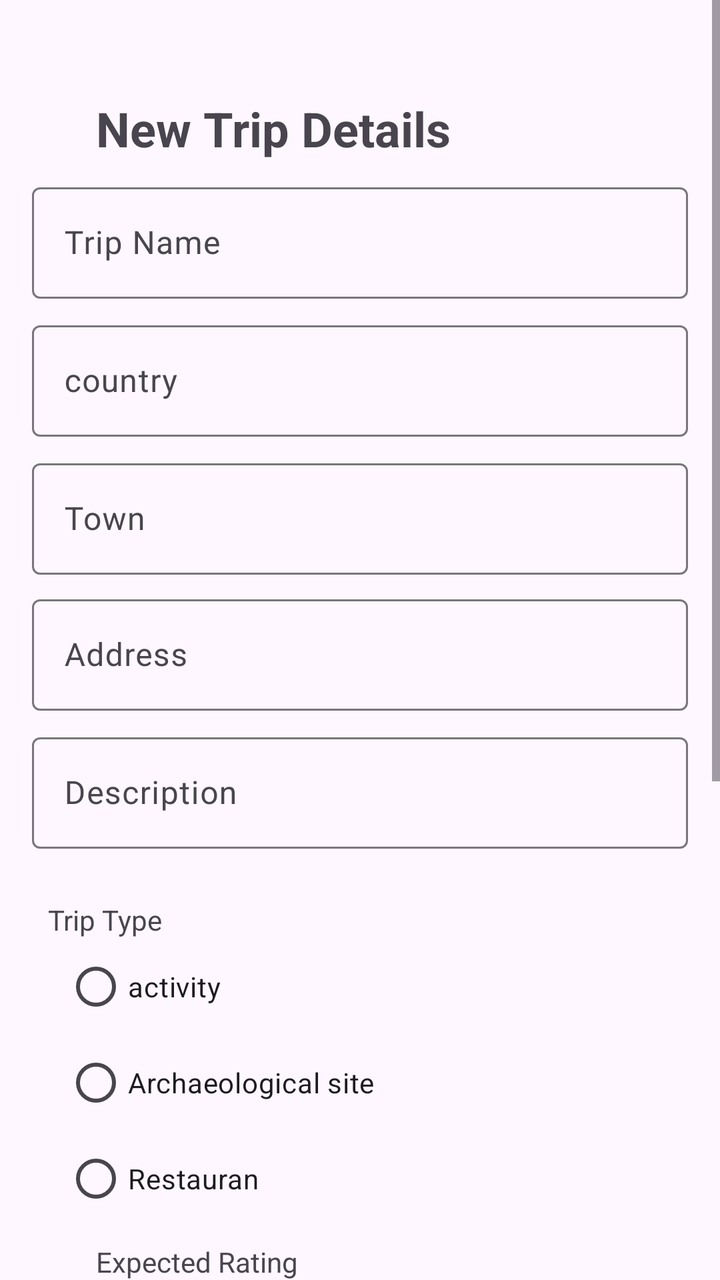
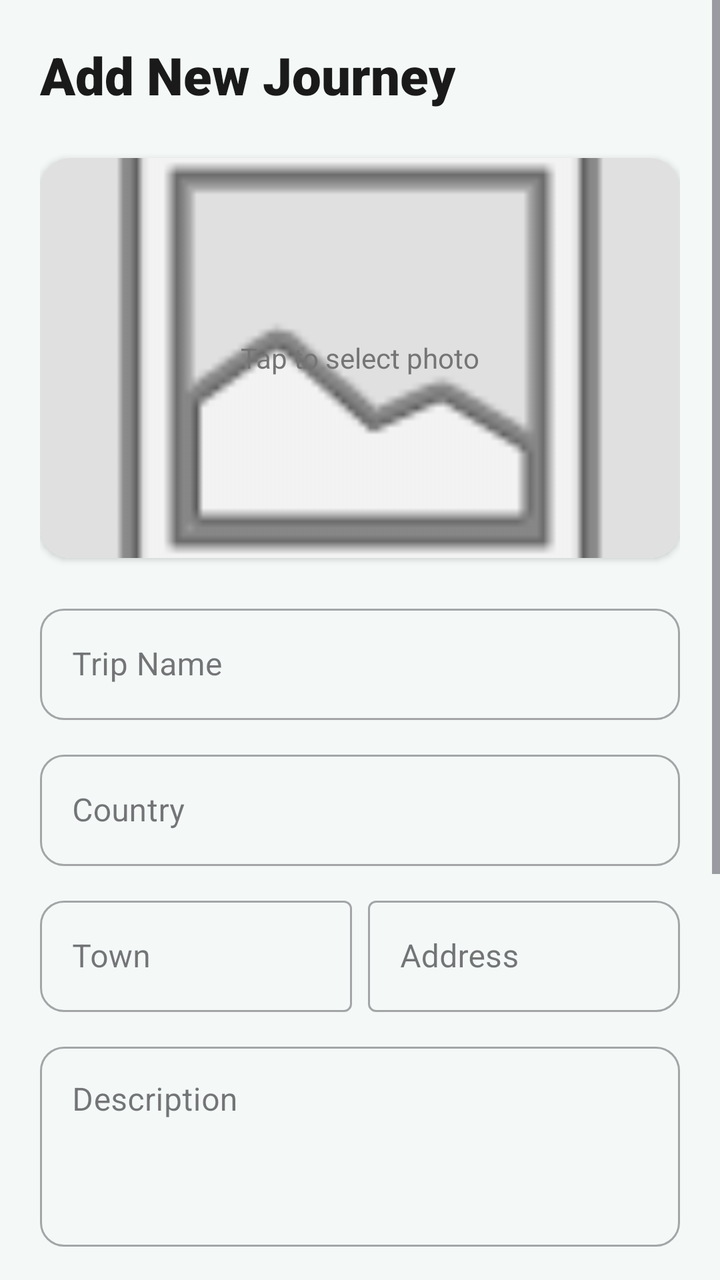

Two renders of the same Android screen: before a commit and after it. Below are the layout's source before the change and the commit's diff.
<!-- AndroidManifest.xml: application theme Theme.Larafinal -->
<!-- res/layout/activity_add.xml -->
<?xml version="1.0" encoding="utf-8"?>
<ScrollView xmlns:android="http://schemas.android.com/apk/res/android"
    xmlns:app="http://schemas.android.com/apk/res-auto"
    xmlns:tools="http://schemas.android.com/tools"
    android:layout_width="match_parent"
    android:layout_height="match_parent"
    android:fillViewport="true">

    <LinearLayout
        android:id="@+id/main"
        android:layout_width="match_parent"
        android:layout_height="wrap_content"
        android:orientation="vertical"
        android:padding="16dp">

        
        <TextView
            android:id="@+id/tvHeader"
            android:layout_width="wrap_content"
            android:layout_height="wrap_content"
            android:layout_marginStart="32dp"
            android:layout_marginTop="32dp"
            android:text="New Trip Details"
            android:textSize="24sp"
            android:textStyle="bold" />

        <com.google.android.material.textfield.TextInputLayout
            android:layout_width="match_parent"
            android:layout_height="wrap_content"
            android:layout_marginTop="8dp">

            <com.google.android.material.textfield.TextInputEditText
                android:id="@+id/etTripName"
                android:layout_width="match_parent"
                android:layout_height="wrap_content"
                android:hint="Trip Name"
                android:inputType="textCapWords" />
        </com.google.android.material.textfield.TextInputLayout>

        
        <com.google.android.material.textfield.TextInputLayout
            android:layout_width="match_parent"
            android:layout_height="wrap_content"
            android:layout_marginTop="8dp"
            android:hint="country">

            <com.google.android.material.textfield.TextInputEditText
                android:id="@+id/etcountry"
                android:layout_width="match_parent"
                android:layout_height="wrap_content"
                android:inputType="textPostalAddress" />
        </com.google.android.material.textfield.TextInputLayout>

        
        <com.google.android.material.textfield.TextInputLayout
            android:layout_width="match_parent"
            android:layout_height="wrap_content"
            android:layout_marginTop="8dp"
            android:hint="Town">

            <com.google.android.material.textfield.TextInputEditText
                android:id="@+id/etTown"
                android:layout_width="match_parent"
                android:layout_height="wrap_content"
                android:inputType="textCapWords" />
        </com.google.android.material.textfield.TextInputLayout>

        
        <com.google.android.material.textfield.TextInputLayout
            android:layout_width="match_parent"
            android:layout_height="wrap_content"
            android:layout_marginTop="7dp"
            android:hint="Address">

            <com.google.android.material.textfield.TextInputEditText
                android:id="@+id/etAddress"
                android:layout_width="match_parent"
                android:layout_height="wrap_content"
                android:inputType="textPostalAddress" />
        </com.google.android.material.textfield.TextInputLayout>

        
        <com.google.android.material.textfield.TextInputLayout
            android:layout_width="match_parent"
            android:layout_height="wrap_content"
            android:layout_marginTop="8dp"
            android:hint="Description">

            <com.google.android.material.textfield.TextInputEditText
                android:id="@+id/etDescription"
                android:layout_width="match_parent"
                android:layout_height="wrap_content"
                android:inputType="textMultiLine"
                android:maxLines="4" />
        </com.google.android.material.textfield.TextInputLayout>
        

        

        

        <com.google.android.material.textfield.TextInputLayout
            android:id="@+id/tilPrice"
            android:layout_width="match_parent"
            android:layout_height="wrap_content"
            android:layout_marginBottom="26dp"
            android:hint="Price ($)" />

        <TextView
            android:id="@+id/tvTripType"
            android:layout_width="wrap_content"
            android:layout_height="wrap_content"
            android:layout_marginStart="8dp"
            android:text="Trip Type" />

        
        <RadioGroup
            android:id="@+id/rgTripType"
            android:layout_width="match_parent"
            android:layout_height="wrap_content"
            android:orientation="vertical">

            <RadioButton
                android:id="@+id/rbBusiness"
                android:layout_width="wrap_content"
                android:layout_height="match_parent"
                android:layout_marginStart="16dp"

                android:text="activity" />

            <RadioButton
                android:id="@+id/rbLeisure"
                android:layout_width="wrap_content"
                android:layout_height="match_parent"
                android:layout_marginStart="16dp"
                android:text="Archaeological site" />

            <RadioButton
                android:id="@+id/rbFamily"
                android:layout_width="156dp"
                android:layout_height="match_parent"
                android:layout_marginStart="16dp"
                android:text="Restauran" />
        </RadioGroup>

        <TextView
            android:id="@+id/tvRating"
            android:layout_width="wrap_content"
            android:layout_height="wrap_content"
            android:layout_marginStart="32dp"
            android:layout_marginTop="8dp"
            android:text="Expected Rating"
            />

        
        <com.google.android.material.slider.Slider
            android:id="@+id/sliderRating"
            android:layout_width="match_parent"
            android:layout_height="wrap_content"
            android:layout_marginTop="21dp"
            android:stepSize="1.0"
            android:textColor="@color/pale_blue"
            android:value="3.0"
            android:valueFrom="0.0"
            android:valueTo="5.0" />

        <ImageView
            android:id="@+id/ivTripImage"
            android:layout_width="match_parent"
            android:layout_height="200dp"
            android:layout_marginStart="16dp"
            android:layout_marginEnd="16dp"
            android:layout_marginTop="16dp"
            android:scaleType="centerCrop"
            android:src="@drawable/ic_launcher_foreground" />


        <TextView
            android:id="@+id/tvReviews"
            android:layout_width="wrap_content"
            android:layout_height="wrap_content"
            android:layout_marginStart="32dp"
            android:layout_marginTop="8dp"
            android:text="Reviews" />

        <androidx.recyclerview.widget.RecyclerView
            android:id="@+id/rvReviews"
            android:layout_width="match_parent"
            android:layout_height="wrap_content"
            android:layout_marginStart="16dp"
            android:layout_marginEnd="16dp"
            android:layout_marginTop="16dp"
            android:clipToPadding="false"
            android:padding="8dp" />
        <Button
            android:id="@+id/btnSaveTrip"
            android:layout_width="match_parent"
            android:layout_height="wrap_content"
            android:layout_marginStart="16dp"
            android:layout_marginEnd="16dp"
            android:text="Save Trip" />

    </LinearLayout>
</ScrollView>
<!-- resources referenced by this layout -->
<resources>
  <color name="pale_blue">#03A9F4</color>
  <!-- drawable ic_launcher_foreground (drawable) -->
  <vector xmlns:android="http://schemas.android.com/apk/res/android"
      xmlns:aapt="http://schemas.android.com/aapt"
      android:width="108dp"
      android:height="108dp"
      android:viewportWidth="108"
      android:viewportHeight="108">
      <path android:pathData="M31,63.928c0,0 6.4,-11 12.1,-13.1c7.2,-2.6 26,-1.4 26,-1.4l38.1,38.1L107,108.928l-32,-1L31,63.928z">
          <aapt:attr name="android:fillColor">
              <gradient
                  android:endX="85.84757"
                  android:endY="92.4963"
                  android:startX="42.9492"
                  android:startY="49.59793"
                  android:type="linear">
                  <item
                      android:color="#44000000"
                      android:offset="0.0" />
                  <item
                      android:color="#00000000"
                      android:offset="1.0" />
              </gradient>
          </aapt:attr>
      </path>
      <path
          android:fillColor="#FFFFFF"
          android:fillType="nonZero"
          android:pathData="M65.3,45.828l3.8,-6.6c0.2,-0.4 0.1,-0.9 -0.3,-1.1c-0.4,-0.2 -0.9,-0.1 -1.1,0.3l-3.9,6.7c-6.3,-2.8 -13.4,-2.8 -19.7,0l-3.9,-6.7c-0.2,-0.4 -0.7,-0.5 -1.1,-0.3C38.8,38.328 38.7,38.828 38.9,39.228l3.8,6.6C36.2,49.428 31.7,56.028 31,63.928h46C76.3,56.028 71.8,49.428 65.3,45.828zM43.4,57.328c-0.8,0 -1.5,-0.5 -1.8,-1.2c-0.3,-0.7 -0.1,-1.5 0.4,-2.1c0.5,-0.5 1.4,-0.7 2.1,-0.4c0.7,0.3 1.2,1 1.2,1.8C45.3,56.528 44.5,57.328 43.4,57.328L43.4,57.328zM64.6,57.328c-0.8,0 -1.5,-0.5 -1.8,-1.2s-0.1,-1.5 0.4,-2.1c0.5,-0.5 1.4,-0.7 2.1,-0.4c0.7,0.3 1.2,1 1.2,1.8C66.5,56.528 65.6,57.328 64.6,57.328L64.6,57.328z"
          android:strokeWidth="1"
          android:strokeColor="#00000000" />
  </vector>
  <style name="Theme.Larafinal" parent="Base.Theme.Larafinal" />
  <style name="Base.Theme.Larafinal" parent="Theme.Material3.DayNight.NoActionBar">
          
          
      </style>
</resources>

<!-- the commit's change to res/layout/activity_add.xml (unified diff, before → after) -->
@@ -1,204 +1,225 @@
 <?xml version="1.0" encoding="utf-8"?>
-<ScrollView xmlns:android="http://schemas.android.com/apk/res/android"
+<androidx.coordinatorlayout.widget.CoordinatorLayout
+    xmlns:android="http://schemas.android.com/apk/res/android"
     xmlns:app="http://schemas.android.com/apk/res-auto"
     xmlns:tools="http://schemas.android.com/tools"
     android:layout_width="match_parent"
     android:layout_height="match_parent"
-    android:fillViewport="true">
-
-    <LinearLayout
-        android:id="@+id/main"
+    android:background="#F4F9F8"
+    tools:context=".AddJourneyActivity">
+
+    <ScrollView
         android:layout_width="match_parent"
-        android:layout_height="wrap_content"
-        android:orientation="vertical"
-        android:padding="16dp">
-
-        
-        <TextView
-            android:id="@+id/tvHeader"
-            android:layout_width="wrap_content"
-            android:layout_height="wrap_content"
-            android:layout_marginStart="32dp"
-            android:layout_marginTop="32dp"
-            android:text="New Trip Details"
-            android:textSize="24sp"
-            android:textStyle="bold" />
-
-        <com.google.android.material.textfield.TextInputLayout
+        android:layout_height="match_parent"
+        android:fillViewport="true">
+
+        <LinearLayout
             android:layout_width="match_parent"
             android:layout_height="wrap_content"
-            android:layout_marginTop="8dp">
-
-            <com.google.android.material.textfield.TextInputEditText
-                android:id="@+id/etTripName"
-                android:layout_width="match_parent"
-                android:layout_height="wrap_content"
-                android:hint="Trip Name"
-                android:inputType="textCapWords" />
-        </com.google.android.material.textfield.TextInputLayout>
-
-        
-        <com.google.android.material.textfield.TextInputLayout
-            android:layout_width="match_parent"
-            android:layout_height="wrap_content"
-            android:layout_marginTop="8dp"
-            android:hint="country">
-
-            <com.google.android.material.textfield.TextInputEditText
-                android:id="@+id/etcountry"
-                android:layout_width="match_parent"
-                android:layout_height="wrap_content"
-                android:inputType="textPostalAddress" />
-        </com.google.android.material.textfield.TextInputLayout>
-
-        
-        <com.google.android.material.textfield.TextInputLayout
-            android:layout_width="match_parent"
-            android:layout_height="wrap_content"
-            android:layout_marginTop="8dp"
-            android:hint="Town">
-
-            <com.google.android.material.textfield.TextInputEditText
-                android:id="@+id/etTown"
-                android:layout_width="match_parent"
-                android:layout_height="wrap_content"
-                android:inputType="textCapWords" />
-        </com.google.android.material.textfield.TextInputLayout>
-
-        
-        <com.google.android.material.textfield.TextInputLayout
-            android:layout_width="match_parent"
-            android:layout_height="wrap_content"
-            android:layout_marginTop="7dp"
-            android:hint="Address">
-
-            <com.google.android.material.textfield.TextInputEditText
-                android:id="@+id/etAddress"
-                android:layout_width="match_parent"
-                android:layout_height="wrap_content"
-                android:inputType="textPostalAddress" />
-        </com.google.android.material.textfield.TextInputLayout>
-
-        
-        <com.google.android.material.textfield.TextInputLayout
-            android:layout_width="match_parent"
-            android:layout_height="wrap_content"
-            android:layout_marginTop="8dp"
-            android:hint="Description">
-
-            <com.google.android.material.textfield.TextInputEditText
-                android:id="@+id/etDescription"
-                android:layout_width="match_parent"
-                android:layout_height="wrap_content"
-                android:inputType="textMultiLine"
-                android:maxLines="4" />
-        </com.google.android.material.textfield.TextInputLayout>
-        
-
-        
-
-        
-
-        <com.google.android.material.textfield.TextInputLayout
-            android:id="@+id/tilPrice"
-            android:layout_width="match_parent"
-            android:layout_height="wrap_content"
-            android:layout_marginBottom="26dp"
-            android:hint="Price ($)" />
-
-        <TextView
-            android:id="@+id/tvTripType"
-            android:layout_width="wrap_content"
-            android:layout_height="wrap_content"
-            android:layout_marginStart="8dp"
-            android:text="Trip Type" />
-
-        
-        <RadioGroup
-            android:id="@+id/rgTripType"
-            android:layout_width="match_parent"
-            android:layout_height="wrap_content"
-            android:orientation="vertical">
-
-            <RadioButton
-                android:id="@+id/rbBusiness"
-                android:layout_width="wrap_content"
-                android:layout_height="match_parent"
-                android:layout_marginStart="16dp"
-
-                android:text="activity" />
-
-            <RadioButton
-                android:id="@+id/rbLeisure"
-                android:layout_width="wrap_content"
-                android:layout_height="match_parent"
-                android:layout_marginStart="16dp"
-                android:text="Archaeological site" />
-
-            <RadioButton
-                android:id="@+id/rbFamily"
-                android:layout_width="156dp"
-                android:layout_height="match_parent"
-                android:layout_marginStart="16dp"
-                android:text="Restauran" />
-        </RadioGroup>
-
-        <TextView
-            android:id="@+id/tvRating"
-            android:layout_width="wrap_content"
-            android:layout_height="wrap_content"
-            android:layout_marginStart="32dp"
-            android:layout_marginTop="8dp"
-            android:text="Expected Rating"
-            />
-
-        
-        <com.google.android.material.slider.Slider
-            android:id="@+id/sliderRating"
-            android:layout_width="match_parent"
-            android:layout_height="wrap_content"
-            android:layout_marginTop="21dp"
-            android:stepSize="1.0"
-            android:textColor="@color/pale_blue"
-            android:value="3.0"
-            android:valueFrom="0.0"
-            android:valueTo="5.0" />
-
-        <ImageView
-            android:id="@+id/ivTripImage"
-            android:layout_width="match_parent"
-            android:layout_height="200dp"
-            android:layout_marginStart="16dp"
-            android:layout_marginEnd="16dp"
-            android:layout_marginTop="16dp"
-            android:scaleType="centerCrop"
-            android:src="@drawable/ic_launcher_foreground" />
-
-
-        <TextView
-            android:id="@+id/tvReviews"
-            android:layout_width="wrap_content"
-            android:layout_height="wrap_content"
-            android:layout_marginStart="32dp"
-            android:layout_marginTop="8dp"
-            android:text="Reviews" />
-
-        <androidx.recyclerview.widget.RecyclerView
-            android:id="@+id/rvReviews"
-            android:layout_width="match_parent"
-            android:layout_height="wrap_content"
-            android:layout_marginStart="16dp"
-            android:layout_marginEnd="16dp"
-            android:layout_marginTop="16dp"
-            android:clipToPadding="false"
-            android:padding="8dp" />
-        <Button
-            android:id="@+id/btnSaveTrip"
-            android:layout_width="match_parent"
-            android:layout_height="wrap_content"
-            android:layout_marginStart="16dp"
-            android:layout_marginEnd="16dp"
-            android:text="Save Trip" />
-
-    </LinearLayout>
-</ScrollView>
+            android:orientation="vertical"
+            android:padding="20dp">
+
+            <TextView
+                android:id="@+id/tvHeader"
+                android:layout_width="wrap_content"
+                android:layout_height="wrap_content"
+                android:text="Add New Journey"
+                android:textSize="26sp"
+                android:textStyle="bold"
+                android:textColor="#1A1A1A"
+                android:layout_marginBottom="24dp"
+                android:fontFamily="sans-serif-black"/>
+
+            <androidx.cardview.widget.CardView
+                android:layout_width="match_parent"
+                android:layout_height="200dp"
+                app:cardCornerRadius="15dp"
+                app:cardElevation="2dp"
+                android:layout_marginBottom="20dp">
+
+                <ImageView
+                    android:id="@+id/ivTripImage"
+                    android:layout_width="match_parent"
+                    android:layout_height="match_parent"
+                    android:scaleType="centerCrop"
+                    android:src="@android:drawable/ic_menu_gallery"
+                    android:background="#E0E0E0" />
+
+                <TextView
+                    android:layout_width="wrap_content"
+                    android:layout_height="wrap_content"
+                    android:text="Tap to select photo"
+                    android:layout_gravity="center"
+                    android:textColor="#757575"/>
+            </androidx.cardview.widget.CardView>
+
+            <com.google.android.material.textfield.TextInputLayout
+                style="@style/Widget.MaterialComponents.TextInputLayout.OutlinedBox"
+                android:layout_width="match_parent"
+                android:layout_height="wrap_content"
+                android:layout_marginBottom="12dp"
+                app:boxCornerRadiusBottomEnd="12dp"
+                app:boxCornerRadiusBottomStart="12dp"
+                app:boxCornerRadiusTopEnd="12dp"
+                app:boxCornerRadiusTopStart="12dp">
+
+                <com.google.android.material.textfield.TextInputEditText
+                    android:id="@+id/etTripName"
+                    android:layout_width="match_parent"
+                    android:layout_height="wrap_content"
+                    android:hint="Trip Name" />
+            </com.google.android.material.textfield.TextInputLayout>
+
+            <com.google.android.material.textfield.TextInputLayout
+                style="@style/Widget.MaterialComponents.TextInputLayout.OutlinedBox"
+                android:layout_width="match_parent"
+                android:layout_height="wrap_content"
+                android:layout_marginBottom="12dp"
+                app:boxCornerRadiusBottomEnd="12dp"
+                app:boxCornerRadiusBottomStart="12dp"
+                app:boxCornerRadiusTopEnd="12dp"
+                app:boxCornerRadiusTopStart="12dp">
+
+                <com.google.android.material.textfield.TextInputEditText
+                    android:id="@+id/etcountry"
+                    android:layout_width="match_parent"
+                    android:layout_height="wrap_content"
+                    android:hint="Country" />
+            </com.google.android.material.textfield.TextInputLayout>
+
+            <LinearLayout
+                android:layout_width="match_parent"
+                android:layout_height="wrap_content"
+                android:orientation="horizontal">
+
+                <com.google.android.material.textfield.TextInputLayout
+                    style="@style/Widget.MaterialComponents.TextInputLayout.OutlinedBox"
+                    android:layout_width="0dp"
+                    android:layout_height="wrap_content"
+                    android:layout_weight="1"
+                    android:layout_marginEnd="8dp"
+                    app:boxCornerRadiusTopStart="12dp"
+                    app:boxCornerRadiusBottomStart="12dp">
+
+                    <com.google.android.material.textfield.TextInputEditText
+                        android:id="@+id/etTown"
+                        android:layout_width="match_parent"
+                        android:layout_height="wrap_content"
+                        android:hint="Town" />
+                </com.google.android.material.textfield.TextInputLayout>
+
+                <com.google.android.material.textfield.TextInputLayout
+                    style="@style/Widget.MaterialComponents.TextInputLayout.OutlinedBox"
+                    android:layout_width="0dp"
+                    android:layout_height="wrap_content"
+                    android:layout_weight="1"
+                    app:boxCornerRadiusTopEnd="12dp"
+                    app:boxCornerRadiusBottomEnd="12dp">
+
+                    <com.google.android.material.textfield.TextInputEditText
+                        android:id="@+id/etAddress"
+                        android:layout_width="match_parent"
+                        android:layout_height="wrap_content"
+                        android:hint="Address" />
+                </com.google.android.material.textfield.TextInputLayout>
+            </LinearLayout>
+
+            <com.google.android.material.textfield.TextInputLayout
+                style="@style/Widget.MaterialComponents.TextInputLayout.OutlinedBox"
+                android:layout_width="match_parent"
+                android:layout_height="wrap_content"
+                android:layout_marginTop="12dp"
+                android:layout_marginBottom="20dp"
+                app:boxCornerRadiusBottomEnd="12dp"
+                app:boxCornerRadiusBottomStart="12dp"
+                app:boxCornerRadiusTopEnd="12dp"
+                app:boxCornerRadiusTopStart="12dp">
+
+                <com.google.android.material.textfield.TextInputEditText
+                    android:id="@+id/etDescription"
+                    android:layout_width="match_parent"
+                    android:layout_height="100dp"
+                    android:gravity="top"
+                    android:hint="Description" />
+            </com.google.android.material.textfield.TextInputLayout>
+
+            <TextView
+                android:id="@+id/tvTripType"
+                android:layout_width="wrap_content"
+                android:layout_height="wrap_content"
+                android:text="Trip Type"
+                android:textStyle="bold"
+                android:layout_marginBottom="8dp"/>
+
+            <RadioGroup
+                android:id="@+id/rgTripType"
+                android:layout_width="match_parent"
+                android:layout_height="wrap_content"
+                android:orientation="horizontal"
+                android:layout_marginBottom="20dp">
+
+                <RadioButton android:id="@+id/rbBusiness" android:layout_width="wrap_content" android:layout_height="wrap_content" android:text="Business" android:layout_marginEnd="10dp"/>
+                <RadioButton android:id="@+id/rbLeisure" android:layout_width="wrap_content" android:layout_height="wrap_content" android:text="Leisure" android:layout_marginEnd="10dp"/>
+                <RadioButton android:id="@+id/rbFamily" android:layout_width="wrap_content" android:layout_height="wrap_content" android:text="Family"/>
+            </RadioGroup>
+
+            <TextView
+                android:id="@+id/tvRating"
+                android:layout_width="wrap_content"
+                android:layout_height="wrap_content"
+                android:text="Rating"
+                android:textStyle="bold"/>
+
+            <com.google.android.material.slider.Slider
+                android:id="@+id/sliderRating"
+                android:layout_width="match_parent"
+                android:layout_height="wrap_content"
+                android:valueFrom="0.0"
+                android:valueTo="5.0"
+                android:stepSize="0.5"
+                app:thumbColor="#4DB6AC"
+                app:trackColorActive="#4DB6AC" />
+
+            <TextView
+                android:id="@+id/tvReviews"
+                android:layout_width="wrap_content"
+                android:layout_height="wrap_content"
+                android:text="Reviews"
+                android:textStyle="bold"
+                android:layout_marginBottom="8dp" />
+
+            <androidx.appcompat.widget.AppCompatButton
+                android:id="@+id/btnSaveTrip"
+                android:layout_width="match_parent"
+                android:layout_height="55dp"
+                android:layout_marginTop="30dp"
+
+                android:text="Save Journey"
+                android:textAllCaps="false"
+                android:textColor="#009688"
+                android:textSize="18sp"
+                android:textStyle="bold" />
+
+            <androidx.recyclerview.widget.RecyclerView
+                android:id="@+id/rvReviews"
+                android:layout_width="match_parent"
+                android:layout_height="wrap_content"
+                android:nestedScrollingEnabled="false" >
+
+                <androidx.appcompat.widget.AppCompatButton
+                    android:id="@+id/btnContinue"
+                    android:layout_width="match_parent"
+                    android:layout_height="55dp"
+                    android:layout_marginTop="12dp"
+                    android:layout_marginBottom="20dp"
+                    android:background="@android:color/transparent"
+                    android:text="Continue"
+                    android:textAllCaps="false"
+                    android:textColor="#4DB6AC"
+                    android:textSize="18sp"
+                    android:textStyle="bold" />
+            </androidx.recyclerview.widget.RecyclerView>
+
+        </LinearLayout>
+    </ScrollView>
+</androidx.coordinatorlayout.widget.CoordinatorLayout>
<!-- resource entries referenced after the edit -->
@@ -1,37 +1,5 @@
 <!-- resources referenced by this layout -->
 <resources>
-  <color name="pale_blue">#03A9F4</color>
-  <!-- drawable ic_launcher_foreground (drawable) -->
-  <vector xmlns:android="http://schemas.android.com/apk/res/android"
-      xmlns:aapt="http://schemas.android.com/aapt"
-      android:width="108dp"
-      android:height="108dp"
-      android:viewportWidth="108"
-      android:viewportHeight="108">
-      <path android:pathData="M31,63.928c0,0 6.4,-11 12.1,-13.1c7.2,-2.6 26,-1.4 26,-1.4l38.1,38.1L107,108.928l-32,-1L31,63.928z">
-          <aapt:attr name="android:fillColor">
-              <gradient
-                  android:endX="85.84757"
-                  android:endY="92.4963"
-                  android:startX="42.9492"
-                  android:startY="49.59793"
-                  android:type="linear">
-                  <item
-                      android:color="#44000000"
-                      android:offset="0.0" />
-                  <item
-                      android:color="#00000000"
-                      android:offset="1.0" />
-              </gradient>
-          </aapt:attr>
-      </path>
-      <path
-          android:fillColor="#FFFFFF"
-          android:fillType="nonZero"
-          android:pathData="M65.3,45.828l3.8,-6.6c0.2,-0.4 0.1,-0.9 -0.3,-1.1c-0.4,-0.2 -0.9,-0.1 -1.1,0.3l-3.9,6.7c-6.3,-2.8 -13.4,-2.8 -19.7,0l-3.9,-6.7c-0.2,-0.4 -0.7,-0.5 -1.1,-0.3C38.8,38.328 38.7,38.828 38.9,39.228l3.8,6.6C36.2,49.428 31.7,56.028 31,63.928h46C76.3,56.028 71.8,49.428 65.3,45.828zM43.4,57.328c-0.8,0 -1.5,-0.5 -1.8,-1.2c-0.3,-0.7 -0.1,-1.5 0.4,-2.1c0.5,-0.5 1.4,-0.7 2.1,-0.4c0.7,0.3 1.2,1 1.2,1.8C45.3,56.528 44.5,57.328 43.4,57.328L43.4,57.328zM64.6,57.328c-0.8,0 -1.5,-0.5 -1.8,-1.2s-0.1,-1.5 0.4,-2.1c0.5,-0.5 1.4,-0.7 2.1,-0.4c0.7,0.3 1.2,1 1.2,1.8C66.5,56.528 65.6,57.328 64.6,57.328L64.6,57.328z"
-          android:strokeWidth="1"
-          android:strokeColor="#00000000" />
-  </vector>
   <style name="Theme.Larafinal" parent="Base.Theme.Larafinal" />
   <style name="Base.Theme.Larafinal" parent="Theme.Material3.DayNight.NoActionBar">
           
